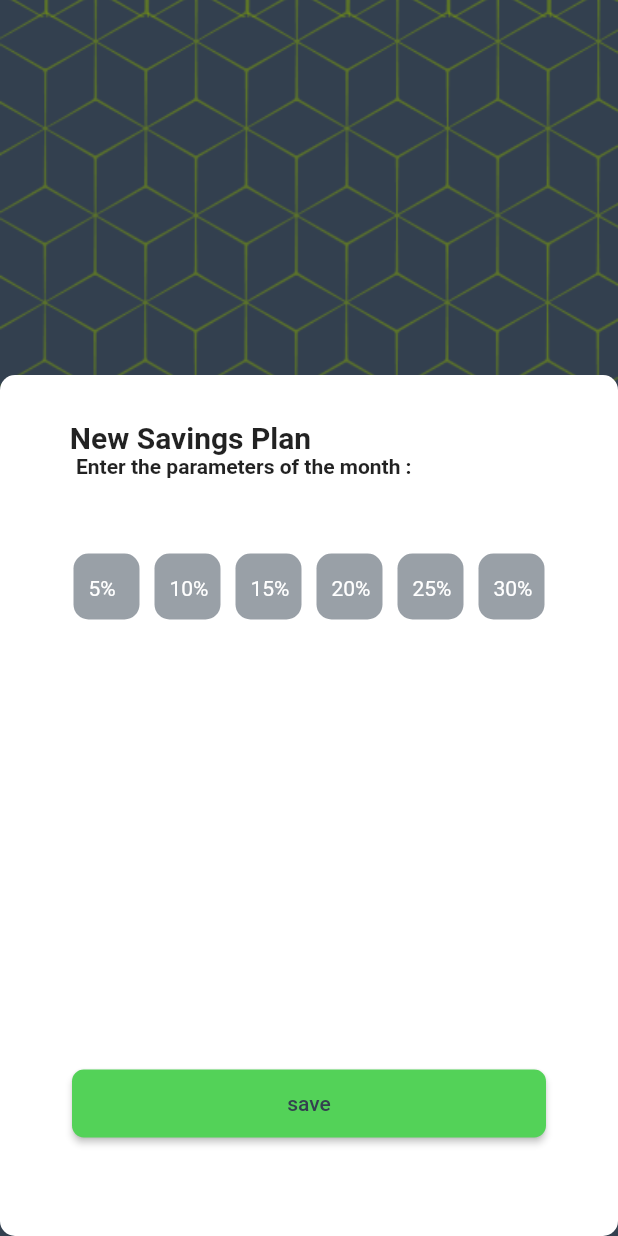
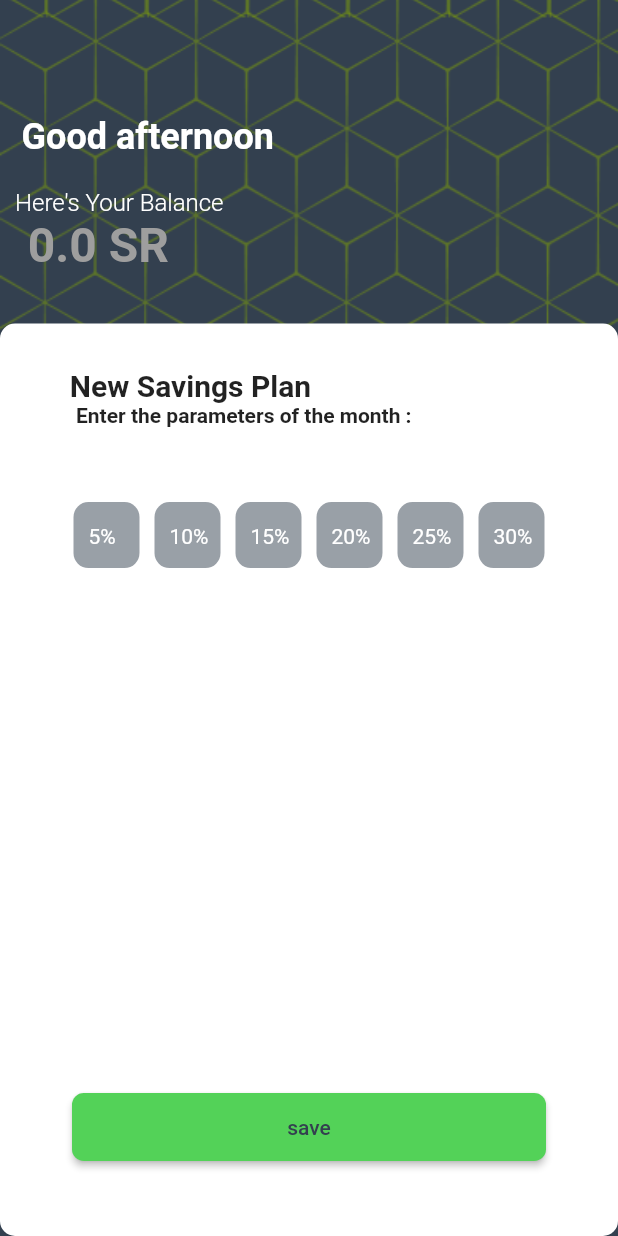
Before and after one commit to jawaher-alqotym/finance_app, a Flutter app: the screen it shows after launch, on a phone screen of 412 x 824 dp. Run offline on Flutter 3.47's test engine with Material 2 defaults, Android fonts, the phone set to English and light mode, and no system bars; Roboto replaces fonts that are missing (Plus Jakarta Sans).

Commit message:
new update- razan

```diff
--- a/lib/screens/NewSavingPage.dart
+++ b/lib/screens/NewSavingPage.dart
@@ -10,6 +10,8 @@ class NewSaving extends StatefulWidget {
 }
 
 class _nextRouteState extends State<NewSaving> {
+  String welcomeMessage = "Good afternoon";
+  double balance = 0.0;
   @override
   Widget build(BuildContext context) {
     var _color = Color.fromRGBO(51, 64, 79, 0.5);
@@ -19,8 +21,58 @@ class _nextRouteState extends State<NewSaving> {
             image: DecorationImage(
                 image: (AssetImage("assets/images/background.png")),
                 fit: BoxFit.cover)),
-        child: Padding(
-          padding: const EdgeInsets.only(top: 250),
+        child: Column(
+          mainAxisAlignment: MainAxisAlignment.spaceBetween,
+          children: [
+            Container(
+              padding: EdgeInsets.only(top: 60, left: 10),
+              alignment: Alignment.centerLeft,
+              height: 200,
+              width: double.infinity,
+              // color: Colors.red,
+              child: Column(
+                  mainAxisAlignment: MainAxisAlignment.center,
+                  children: [
+                    Padding(
+                      padding: const EdgeInsets.only(right: 162.0),
+                      child: Text(
+                        "$welcomeMessage",
+                        style: TextStyle(
+                          color: Colors.white,
+                          fontSize: 24,
+                          fontWeight: FontWeight.bold,
+                        ),
+                      ),
+                    ),
+                    Padding(
+                      padding: const EdgeInsets.only(top: 20.0, right: 200),
+                      child: Text(
+                        "Here's Your Balance",
+                        style: TextStyle(
+                          color: Colors.white,
+                          fontSize: 16,
+                          fontWeight: FontWeight.w300,
+                        ),
+                      ),
+                    ),
+                    Padding(
+                      padding: const EdgeInsets.only(
+                        right: 220.0,
+                      ),
+                      child: Text(
+                        "$balance SR ",
+                        style: TextStyle(
+                          color: Colors.grey,
+                          fontSize: 32,
+                          fontWeight: FontWeight.w600,
+                        ),
+                      ),
+                    ),
+                  ]),
+            ),
+            Container(
+              // child: Padding(
+              //   padding: const EdgeInsets.only(top: 20),
               child: Container(
                 decoration: BoxDecoration(
                   borderRadius: BorderRadius.all(Radius.circular(10)),
@@ -66,7 +118,8 @@ class _nextRouteState extends State<NewSaving> {
                             Container(
                                 child: SavingWidget(
                                     child: Text("10%",
-                                    style: TextStyle(color: Colors.white)))),
+                                        style:
+                                            TextStyle(color: Colors.white)))),
                             Container(
                                 child: SavingWidget(
                                     child: Text(
@@ -76,7 +129,8 @@ class _nextRouteState extends State<NewSaving> {
                             Container(
                                 child: SavingWidget(
                                     child: Text("20%",
-                                    style: TextStyle(color: Colors.white)))),
+                                        style:
+                                            TextStyle(color: Colors.white)))),
                             Container(
                                 child: SavingWidget(
                                     child: Text(
@@ -95,16 +149,17 @@ class _nextRouteState extends State<NewSaving> {
                       ],
                     ),
                     SizedBox(
-                  height: 300,
+                      height: 350,
                     ),
                     Container(
+                        margin: EdgeInsets.only(bottom: 50),
                         child: SizedBox(
                             width: 316,
                             height: 45.28,
                             child: ElevatedButton(
                               style: ElevatedButton.styleFrom(
-                            primary:
-                                Color.fromRGBO(83, 210, 88, 1), // background
+                                primary: Color.fromRGBO(
+                                    83, 210, 88, 1), // background
                                 onPrimary: Color.fromRGBO(51, 64, 79, 1),
                                 shape: RoundedRectangleBorder(
                                   borderRadius: BorderRadius.circular(7.88),
@@ -118,6 +173,8 @@ class _nextRouteState extends State<NewSaving> {
                 ),
               ),
             ),
+          ],
+        ),
       ),
     );
   }
```
Lines whose indentation alone changed are shown as unchanged.
